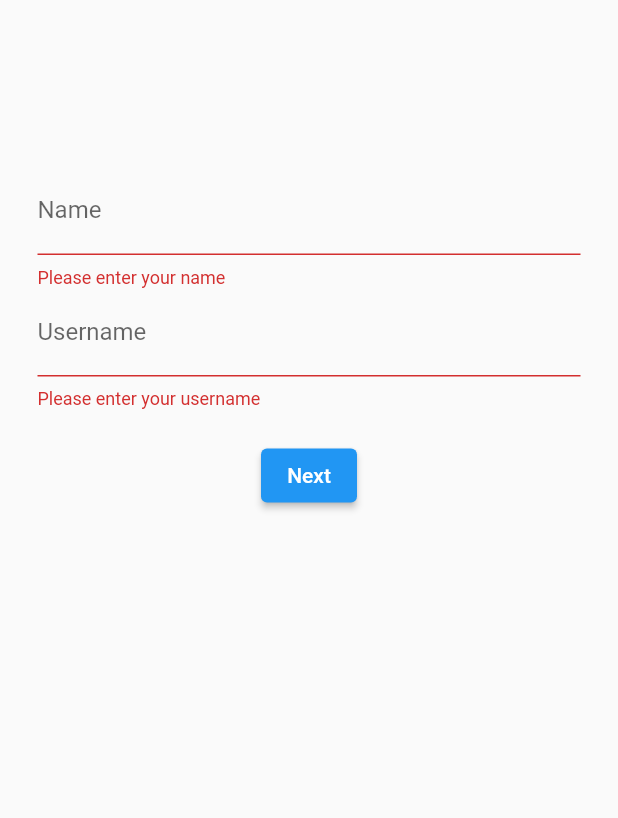
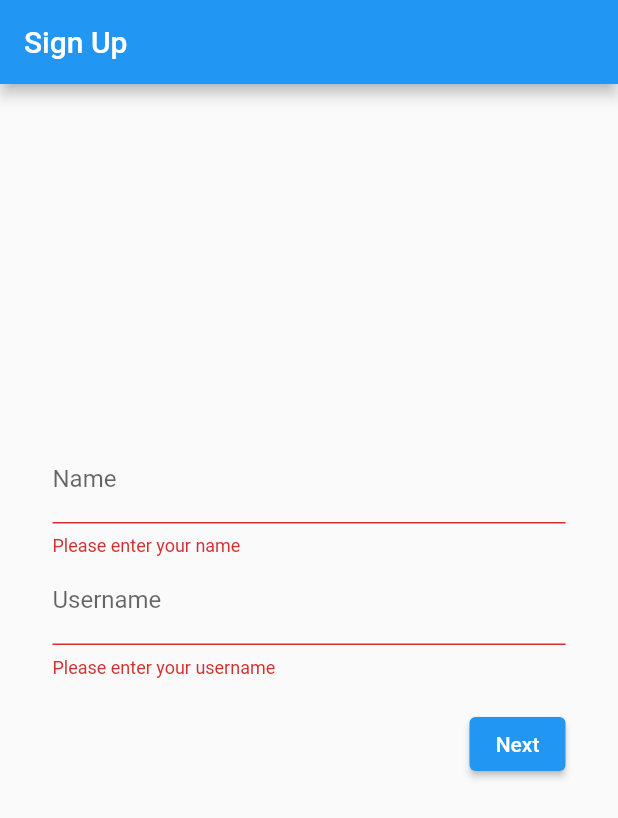
Before and after one commit to MizuPanda/MyApp, a Flutter app: the screen it shows after launch, after a tap on "Next", on a phone screen of 412 x 824 dp. Shown: the top 818 px of the screen. Run offline on Flutter 3.47's test engine with Material 2 defaults, Android fonts, the phone set to English and light mode, and no system bars; our stand-ins replace cloud_firestore, country_picker, firebase_auth, firebase_core; accounts and stored records are empty.

Commit message:
sign up logic finished. Need to verify if username is not used only

```diff
--- /dev/null
+++ b/lib/pages/signup_page.dart
@@ -0,0 +1,288 @@
+import 'package:flutter/material.dart';
+import 'package:country_picker/country_picker.dart';
+import 'package:myapp/providers/sign_provider.dart';
+
+import '../widgets/password.dart';
+
+class SignUpPage extends StatefulWidget {
+  const SignUpPage({super.key});
+
+  @override
+  State<SignUpPage> createState() => _SignUpPageState();
+}
+
+class _SignUpPageState extends State<SignUpPage> with TickerProviderStateMixin {
+  final _provider = SignProvider();
+
+  final _formKey1 = GlobalKey<FormState>();
+  final _formKey2 = GlobalKey<FormState>();
+  final _formKey3 = GlobalKey<FormState>();
+  Country? _country;
+  late String _name, _username, _email, _password = "";
+
+  bool _showNameAndUsername = true;
+  bool _showEmailAndCountry = false;
+  bool _showPassword = false;
+
+  late AnimationController _controller;
+
+  @override
+  void initState() {
+    super.initState();
+    _controller = AnimationController(
+      vsync: this,
+      duration: const Duration(milliseconds: 500),
+    );
+  }
+
+  void _showLastSection() {
+    setState(() {
+      if (_showPassword) {
+        _showPassword = false;
+        _showEmailAndCountry = true;
+      } else if (_showEmailAndCountry) {
+        _showEmailAndCountry = false;
+        _showNameAndUsername = true;
+      }
+    });
+  }
+
+  void _showNextSection() {
+    setState(() {
+      if (_showNameAndUsername) {
+        _showNameAndUsername = false;
+        _showEmailAndCountry = true;
+      } else if (_showEmailAndCountry) {
+        _showEmailAndCountry = false;
+        _showPassword = true;
+      }
+    });
+    _controller.forward();
+  }
+
+  @override
+  Widget build(BuildContext context) {
+    return Scaffold(
+      appBar: AppBar(title: const Text("Sign Up")),
+      resizeToAvoidBottomInset: false,
+      body: Padding(
+        padding: const EdgeInsets.only(left: 35, right: 35),
+        child: Center(
+          child: SizedBox(
+            height: 300,
+            child: Stack(
+              children: [
+                SizedBox(
+                  height: _showNameAndUsername ? null : 0,
+                  child: Form(
+                    key: _formKey1,
+                    child: AnimatedOpacity(
+                      opacity: _showNameAndUsername ? 1.0 : 0.0,
+                      duration: const Duration(milliseconds: 500),
+                      child: Column(
+                        children: [
+                          TextFormField(
+                            decoration: const InputDecoration(
+                              labelText: "Name",
+                            ),
+                            validator: (value) {
+                              if (value == null || value.isEmpty) {
+                                return "Please enter your name";
+                              }
+                              return null;
+                            },
+                            onSaved: (value) => _name = value!,
+                          ),
+                          TextFormField(
+                            decoration: const InputDecoration(
+                              labelText: "Username",
+                            ),
+                            validator: (value) {
+                              if (value == null || value.isEmpty) {
+                                return "Please enter your username";
+                              }
+                              return null;
+                            },
+                            onSaved: (value) => _username = value!,
+                          ),
+                          const SizedBox(height: 20.0),
+                          NextButton(_showNextSection, _formKey1)
+                        ],
+                      ),
+                    ),
+                  ),
+                ),
+                SizedBox(
+                  height: _showEmailAndCountry ? null : 0,
+                  child: Form(
+                    key: _formKey2,
+                    child: AnimatedOpacity(
+                      opacity: _showEmailAndCountry ? 1.0 : 0.0,
+                      duration: const Duration(milliseconds: 500),
+                      child: Column(
+                        children: [
+                          TextFormField(
+                            keyboardType: TextInputType.emailAddress,
+                            decoration: const InputDecoration(
+                              labelText: "Email",
+                            ),
+                            validator: (value) {
+                              if (value == null ||
+                                  value.isEmpty ||
+                                  !value.contains('@')) {
+                                return "Please enter your email";
+                              } else if (_country == null) {
+                                return "Please select a country";
+                              }
+                              return null;
+                            },
+                            onSaved: (value) => _email = value!,
+                          ),
+                          TextButton(
+                            onPressed: () {
+                              showCountryPicker(
+                                context: context,
+                                showSearch: false,
+                                showPhoneCode:
+                                    false, // optional. Shows phone code before the country name.
+                                onSelect: (Country country) {
+                                  setState(() {
+                                    _country = country;
+                                  });
+                                  debugPrint(
+                                      'Select country: ${country.displayName}');
+                                },
+                              );
+                            },
+                            child: Text(
+                              _country != null
+                                  ? "${_country!.name}  ${_country!.flagEmoji}"
+                                  : "Country",
+                              style: const TextStyle(color: Colors.black),
+                            ),
+                          ),
+                          const SizedBox(height: 20.0),
+                          Row(
+                            children: [
+                              BackButton(function: _showLastSection),
+                              Expanded(
+                                child: NextButton(_showNextSection, _formKey2),
+                              )
+                            ],
+                          )
+                        ],
+                      ),
+                    ),
+                  ),
+                ),
+                SizedBox(
+                  height: _showPassword ? null : 0,
+                  child: Form(
+                    key: _formKey3,
+                    child: AnimatedOpacity(
+                      opacity: _showPassword ? 1.0 : 0.0,
+                      duration: const Duration(milliseconds: 500),
+                      child: Column(
+                        children: [
+                          PasswordWidget(
+                            onSaved: (value) {
+                              _password = value!;
+                            },
+                            validator: (value) {
+                              if (value == null || value.isEmpty) {
+                                return "Please enter your password";
+                              }
+                              return null;
+                            },
+                            label: 'Password',
+                          ),
+                          PasswordWidget(
+                            label: "Confirm password",
+                            validator: (value) {
+                              if (value == null ||
+                                  value.isEmpty ||
+                                  value != _password) {
+                                return "Passwords do not match";
+                              }
+                              return null;
+                            },
+                          ),
+                          const SizedBox(height: 20.0),
+                          Row(
+                            children: [
+                              BackButton(function: _showLastSection),
+                              Expanded(
+                                child: Align(
+                                  alignment: Alignment.centerRight,
+                                  child: ElevatedButton(
+                                    onPressed: () {
+                                      _formKey3.currentState!.save();
+                                      if (_formKey3.currentState!.validate()) {
+                                        _provider
+                                            .createUserWithEmailAndPassword(
+                                                _email, _password, _name, _username, _country!.countryCode);
+                                        //_provider.registerUserData(_name,
+                                           // _username, _country!.countryCode);
+                                      }
+                                    },
+                                    child: const Text("Sign Up"),
+                                  ),
+                                ),
+                              ),
+                            ],
+                          )
+                        ],
+                      ),
+                    ),
+                  ),
+                ),
+              ],
+            ),
+          ),
+        ),
+      ),
+    );
+  }
+}
+
+class BackButton extends StatelessWidget {
+  final Function function;
+
+  const BackButton({super.key, required this.function});
+
+  @override
+  Widget build(BuildContext context) {
+    return Align(
+      alignment: Alignment.centerLeft,
+      child: ElevatedButton(
+        onPressed: () {
+          function();
+        },
+        child: const Text("Back"),
+      ),
+    );
+  }
+}
+
+class NextButton extends StatelessWidget {
+  final GlobalKey<FormState> formKey;
+  final Function function;
+
+  const NextButton(this.function, this.formKey, {super.key});
+
+  @override
+  Widget build(BuildContext context) {
+    return Align(
+      alignment: Alignment.centerRight,
+      child: ElevatedButton(
+        onPressed: () {
+          if (formKey.currentState!.validate()) {
+            formKey.currentState!.save();
+            function();
+          }
+        },
+        child: const Text("Next"),
+      ),
+    );
+  }
+}
--- a/lib/signup_page.dart
+++ /dev/null
@@ -1,216 +0,0 @@
-
-import 'package:flutter/material.dart';
-import 'package:firebase_auth/firebase_auth.dart';
-
-class SignUpPage extends StatefulWidget {
-  const SignUpPage({super.key});
-
-  @override
-  State<SignUpPage> createState() => _SignUpPageState();
-}
-
-class _SignUpPageState extends State<SignUpPage> with TickerProviderStateMixin {
-  final _formKey1 = GlobalKey<FormState>();
-  final _formKey2 = GlobalKey<FormState>();
-  final _formKey3 = GlobalKey<FormState>();
-  late String _name, _username, _email, _country, _password;
-
-  bool _showNameAndUsername = true;
-  bool _showEmailAndCountry = false;
-  bool _showPassword = false;
-
-  late AnimationController _controller;
-  late Animation<double> _opacityAnimation;
-
-  @override
-  void initState() {
-    super.initState();
-    _controller = AnimationController(
-      vsync: this,
-      duration: const Duration(milliseconds: 500),
-    );
-    _opacityAnimation =
-        Tween<double>(begin: 0.0, end: 1.0).animate(_controller);
-  }
-
-  void _showNextSection() {
-    debugPrint("Next1234");
-
-    setState(() {
-      if (_showNameAndUsername) {
-        _showNameAndUsername = false;
-        _showEmailAndCountry = true;
-      } else if (_showEmailAndCountry) {
-        _showEmailAndCountry = false;
-        _showPassword = true;
-      }
-    });
-    _controller.forward();
-  }
-
-  @override
-  Widget build(BuildContext context) {
-    return Scaffold(
-      resizeToAvoidBottomInset: false,
-      body: Padding(
-        padding: const EdgeInsets.all(25),
-        child: Column(
-          mainAxisAlignment: MainAxisAlignment.center,
-          crossAxisAlignment: CrossAxisAlignment.center,
-          children: [
-            Form(
-              key: _formKey1,
-              child: AnimatedOpacity(
-                opacity: _showNameAndUsername ? 1.0 : 0.0,
-                duration: const Duration(milliseconds: 500),
-                child: Column(
-                  children: [
-                    TextFormField(
-                      decoration: const InputDecoration(labelText: "Name",),
-                      validator: (value) {
-                        if (value == null || value.isEmpty) {
-                          return "Please enter your name";
-                        }
-                        return null;
-                      },
-                      onSaved: (value) => _name = value!,
-                    ),
-                    TextFormField(
-                      decoration: const InputDecoration(
-                        labelText: "Username",
-                      ),
-                      validator: (value) {
-                        if (value == null || value.isEmpty) {
-                          return "Please enter your username";
-                        }
-                        return null;
-                      },
-                      onSaved: (value) => _username = value!,
-                    ),
-                    const SizedBox(height: 20.0),
-                    NextButton(_showNextSection, _formKey1),
-                  ],
-                ),
-              ),
-            ),
-            Center(
-              child: Form(
-                key: _formKey2,
-                child: AnimatedOpacity(
-                  opacity: _showEmailAndCountry ? 1.0 : 0.0,
-                  duration: const Duration(milliseconds: 500),
-                  child: Column(
-                    children: [
-                      TextFormField(
-                        decoration: const InputDecoration(
-                          labelText: "Email",
-                        ),
-                        validator: (value) {
-                          if (value == null || value.isEmpty || !value.contains('@')) {
-                            return "Please enter your email";
-                          }
-                          return null;
-                        },
-                        onSaved: (value) => _email = value!,
-                      ),
-                      TextFormField(
-                        decoration: const InputDecoration(
-                          labelText: "Country",
-                        ),
-                        validator: (value) {
-                          if (value!.isEmpty) {
-                            return "Please enter your country";
-                          }
-                          return null;
-                        },
-                        onSaved: (value) => _country = value!,
-                      ),
-                      const SizedBox(height: 20.0),
-          NextButton(_showNextSection, _formKey2),
-                    ],
-                  ),
-                ),
-              ),
-            ),
-            Center(
-              child: Form(
-                key: _formKey3,
-                child: AnimatedOpacity(
-                  opacity: _showPassword ? 1.0 : 0.0,
-                  duration: const Duration(milliseconds: 500),
-                  child: Column(
-                    children: [
-                      TextFormField(
-                        decoration: const InputDecoration(
-                          labelText: "Password",
-                        ),
-                        validator: (value) {
-                          if (value == null || value.isEmpty) {
-                            return "Please enter your password";
-                          }
-                          return null;
-                        },
-                        onSaved: (value) => _password = value!,
-                        obscureText: true,
-                      ),
-                      TextFormField(
-                        decoration: const InputDecoration(
-                          labelText: "Confirm Password",
-                        ),
-                        validator: (value) {
-                          if (value == null || value.isEmpty || value != _password) {
-                            return "Passwords do not match";
-                          }
-                          return null;
-                        },
-                        obscureText: true,
-                      ),
-                      const SizedBox(height: 20.0),
-                      ElevatedButton(
-                        onPressed: () {
-                          if (_formKey3.currentState!.validate()) {
-                            _formKey3.currentState!.save();
-                            // Sign up the user using Firebase here
-                            _submit();
-                          }
-                        },
-                        child: const Text("Sign Up"),
-                      ),
-                    ],
-                  ),
-                ),
-              ),
-            ),
-          ],
-        ),
-      ),
-    );
-  }
-
-  void _submit() {
-      // Sign up with Firebase using _email, _password
-  }
-}
-
-class NextButton extends StatelessWidget {
-  final GlobalKey<FormState> formKey;
-  final Function function;
-
-  const NextButton(this.function, this.formKey, {super.key});
-
-  @override
-  Widget build(BuildContext context) {
-    return ElevatedButton(
-      onPressed: () {
-      if (formKey.currentState!.validate()) {
-        formKey.currentState!.save();
-        function();
-        debugPrint("Validated");
-      } else {
-        debugPrint("Non validate");
-      }
-    },
-      child: const Text("Next"),
-    );
-  }
-}
--- /dev/null
+++ b/lib/widgets/password.dart
@@ -0,0 +1,37 @@
+import 'package:flutter/material.dart';
+
+class PasswordWidget extends StatefulWidget {
+  final void Function(String?)? onSaved;
+  final String? Function(String?)? validator;
+  final String? label;
+
+  const PasswordWidget({super.key, this.onSaved, this.validator, required this.label});
+
+  @override
+  State<PasswordWidget> createState() => _PasswordWidgetState();
+}
+
+class _PasswordWidgetState extends State<PasswordWidget> {
+  bool _obscureText = true;
+
+  @override
+  Widget build(BuildContext context) {
+    return TextFormField(
+      decoration: InputDecoration(
+        suffixIcon: IconButton(
+      icon: Icon(_obscureText ? Icons.visibility_off : Icons.visibility),
+      onPressed: () {
+        setState(() {
+          _obscureText = !_obscureText;
+        });
+      },
+    ),
+
+        labelText: widget.label,
+      ),
+      validator: widget.validator,
+      onSaved: widget.onSaved,
+      obscureText: _obscureText,
+    );
+  }
+}
--- a/pubspec.yaml
+++ b/pubspec.yaml
@@ -38,6 +38,10 @@ dependencies:
   cupertino_icons: ^1.0.2
   firebase_core: ^2.4.1
   firebase_auth: ^4.2.5
+
+  country_picker: ^2.0.19
+  cloud_firestore: ^4.3.2
+
 
 dev_dependencies:
   flutter_test:
```
Also changed, not shown: lib/main.dart (+2 -96 lines), lib/providers/sign_provider.dart (added, +44 -0 lines), pubspec.lock, 1 other file.
